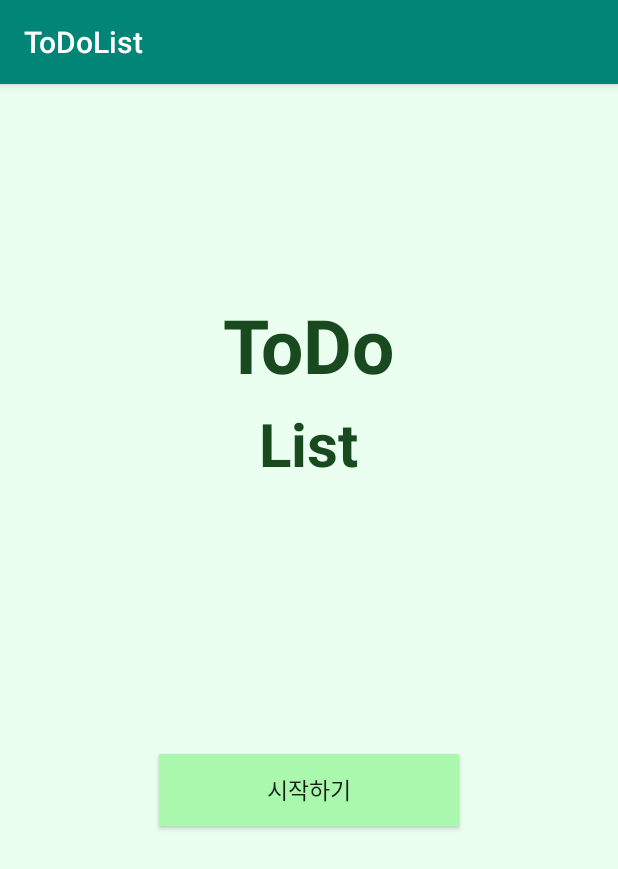
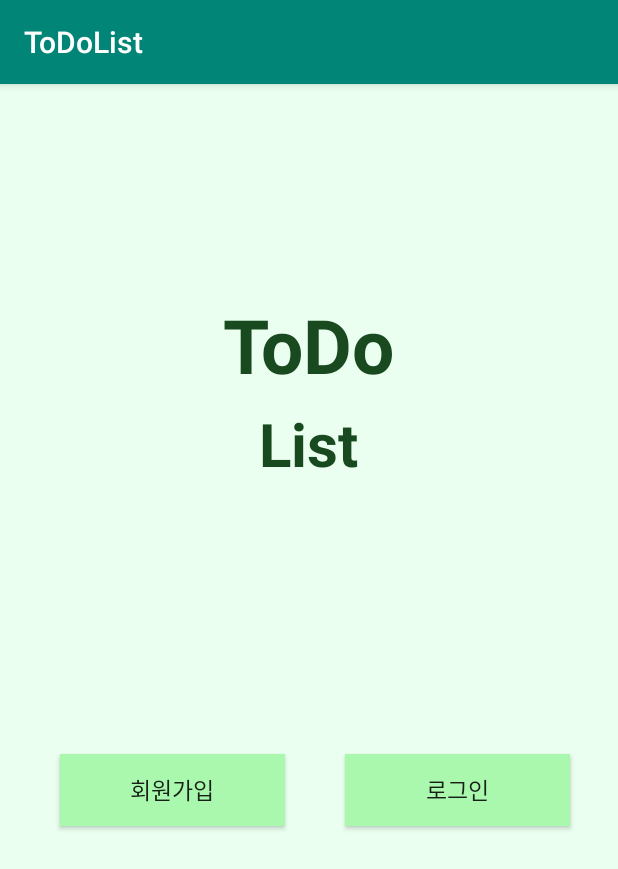
Before and after one commit to U-and-Me/TTODDO, an Android app: the screen it shows after launch (MainActivity before the commit, Login after it), after a tap on "시작하기", on a phone screen of 412 x 824 dp. Shown: the top 869 px of the screen. Run offline under Robolectric (Android 15) with nearby library versions, the phone set to English and light mode, and no system bars.

Commit message:
회원가입, 로그인창 구현

```diff
--- a/app/src/main/AndroidManifest.xml
+++ b/app/src/main/AndroidManifest.xml
@@ -16,6 +16,9 @@
                 <category android:name="android.intent.category.LAUNCHER" />
             </intent-filter>
         </activity>
+        <activity android:name=".Login"/>
+        <activity android:name=".Signin"/>
+        <activity android:name=".Signup"/>
     </application>
 
 </manifest>
--- /dev/null
+++ b/app/src/main/java/com/cookandroid/todolist/Login.java
@@ -0,0 +1,43 @@
+package com.cookandroid.todolist;
+
+import android.content.Intent;
+import android.os.Bundle;
+import android.view.View;
+import android.widget.Button;
+
+import androidx.annotation.Nullable;
+import androidx.appcompat.app.AppCompatActivity;
+
+public class Login extends AppCompatActivity {
+
+    Button btnSignup, btnSignin;
+
+    @Override
+    protected void onCreate(@Nullable Bundle savedInstanceState) {
+        super.onCreate(savedInstanceState);
+        setContentView(R.layout.login);
+
+        btnSignup = findViewById(R.id.btnSignup);
+        btnSignin = findViewById(R.id.btnSignin);
+
+        // 회원가입 창
+        btnSignup.setOnClickListener(new View.OnClickListener() {
+            @Override
+            public void onClick(View view) {
+                Intent intent = new Intent(getApplicationContext(), Signup.class);
+                startActivity(intent);
+            }
+        });
+
+        // 로그인 창
+        btnSignin.setOnClickListener(new View.OnClickListener() {
+            @Override
+            public void onClick(View view) {
+                Intent intent = new Intent(getApplicationContext(), Signin.class);
+                startActivity(intent);
+            }
+        });
+
+
+    }
+}
--- a/app/src/main/java/com/cookandroid/todolist/MainActivity.java
+++ b/app/src/main/java/com/cookandroid/todolist/MainActivity.java
@@ -2,9 +2,11 @@ package com.cookandroid.todolist;
 
 import androidx.appcompat.app.AppCompatActivity;
 
+import android.content.Intent;
 import android.os.Bundle;
 import android.view.View;
 import android.widget.Button;
+import android.widget.Toast;
 
 public class MainActivity extends AppCompatActivity {
 
@@ -21,7 +23,8 @@ public class MainActivity extends AppCompatActivity {
         btnStart.setOnClickListener(new View.OnClickListener() {
             @Override
             public void onClick(View view) {
-
+                Intent in = new Intent(getApplicationContext(), Login.class);
+                startActivity(in);
             }
         });
 
--- a/app/src/main/res/layout/login.xml
+++ b/app/src/main/res/layout/login.xml
@@ -1,8 +1,52 @@
 <?xml version="1.0" encoding="utf-8"?>
 <LinearLayout xmlns:android="http://schemas.android.com/apk/res/android"
     android:orientation="vertical" android:layout_width="match_parent"
-    android:layout_height="match_parent">
+    android:layout_height="match_parent"
+    android:background="#EAFFF0">
 
+    <TextView
+        android:layout_width="wrap_content"
+        android:layout_height="wrap_content"
+        android:layout_gravity="center"
+        android:layout_marginTop="140dp"
+        android:text="ToDo"
+        android:textSize="50sp"
+        android:textStyle="bold"
+        android:textColor="#19491E"/>
+    <TextView
+        android:layout_width="wrap_content"
+        android:layout_height="wrap_content"
+        android:layout_gravity="center"
+        android:layout_marginTop="5dp"
+        android:text="List"
+        android:textSize="40sp"
+        android:textStyle="bold"
+        android:textColor="#19491E"/>
 
+    <LinearLayout
+        android:layout_width="match_parent"
+        android:layout_height="match_parent"
+        android:orientation="horizontal">
+        <Button
+            android:id="@+id/btnSignup"
+            android:layout_width="150dp"
+            android:layout_height="wrap_content"
+            android:layout_marginTop="180dp"
+            android:layout_marginLeft="40dp"
+            android:text="회원가입"
+            android:textSize="15sp"
+            android:background="#A9F8AE"/>
+
+        <Button
+            android:id="@+id/btnSignin"
+            android:layout_width="150dp"
+            android:layout_height="wrap_content"
+            android:layout_marginTop="180dp"
+            android:layout_marginLeft="40dp"
+            android:background="#A9F8AE"
+            android:text="로그인"
+            android:textSize="15sp" />
+
+    </LinearLayout>
 
 </LinearLayout>
```
Also changed, not shown: app/src/main/java/com/cookandroid/todolist/Signin.java (added, +14 -0 lines), app/src/main/java/com/cookandroid/todolist/Signup.java (added, +14 -0 lines), app/src/main/res/layout/sign_in.xml (added, +49 -0 lines), app/src/main/res/layout/sign_up.xml (added, +81 -0 lines).
